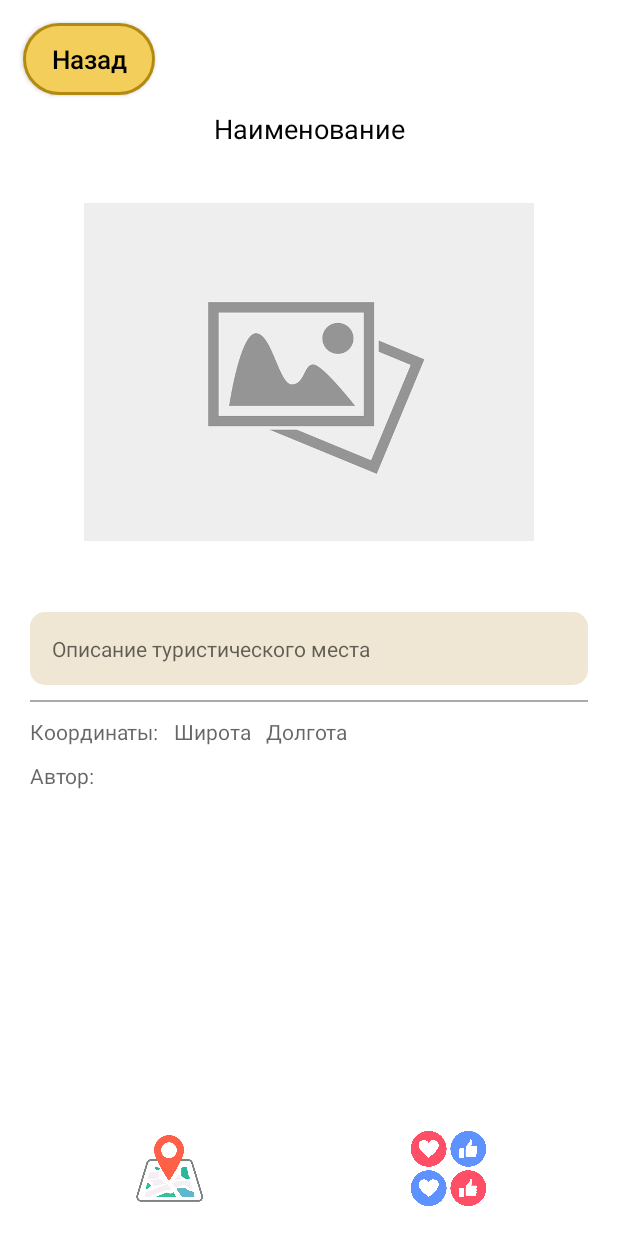
After one commit to EgorPigalev/Pigalev_beautifal_places, an Android app: the fragment SinglePlaceFragment shown on its own in the app's theme, on a phone screen of 412 x 824 dp. The commit adds this screen. Run offline under Robolectric (Android 15) with nearby library versions, the phone set to English and light mode, and no system bars.

Commit message:
Сделана форма для просмотра туристического места

```diff
--- a/app/src/main/java/com/example/pigalev_beautifal_places/AddPlaceFragment.java
+++ b/app/src/main/java/com/example/pigalev_beautifal_places/AddPlaceFragment.java
@@ -320,12 +320,12 @@ public class AddPlaceFragment extends Fragment {
                 .build();
         RetrofitAPI retrofitAPI = retrofit.create(RetrofitAPI.class);
 
-        BeautifulPlacesModel modal = new BeautifulPlacesModel(name, description, id_user, 0, 0, latitude, longitude, main_image, accepted);
+        BeautifulPlacesModel modal = new BeautifulPlacesModel(name, description, id_user, 1, 1, latitude, longitude, main_image, accepted);
 
         String country = Country.getSelectedItem().toString();
         String typeLocality = TypeLocality.getSelectedItem().toString();
 
-        Call<BeautifulPlacesModel> call = retrofitAPI.createBeautifulPlace(modal, country, typeLocality);
+        Call<BeautifulPlacesModel> call = retrofitAPI.createBeautifulPlace(modal, "Россия", "Горы");
 
         call.enqueue(new Callback<BeautifulPlacesModel>() {
             @Override
--- a/app/src/main/java/com/example/pigalev_beautifal_places/AllPlacesFragment.java
+++ b/app/src/main/java/com/example/pigalev_beautifal_places/AllPlacesFragment.java
@@ -106,7 +106,7 @@ public class AllPlacesFragment extends Fragment {
         @Override
         protected String doInBackground(Void... voids) {
             try {
-                URL url = new URL("https://ngknn.ru:5001/NGKNN/ПигалевЕД/api/BeautifulPlaces");
+                URL url = new URL("https://ngknn.ru:5001/NGKNN/ПигалевЕД/api/BeautifulPlaces?b=" + true);
                 HttpURLConnection connection = (HttpURLConnection) url.openConnection();
 
                 BufferedReader reader = new BufferedReader(new InputStreamReader(connection.getInputStream()));
--- a/app/src/main/java/com/example/pigalev_beautifal_places/RetrofitAPI.java
+++ b/app/src/main/java/com/example/pigalev_beautifal_places/RetrofitAPI.java
@@ -32,6 +32,8 @@ public interface RetrofitAPI
     @GET("Users/{id}")
     Call<UserModel> getDATAUser(@Query("id") int id);
 
+
     @POST("BeautifulPlaces")
     Call<BeautifulPlacesModel> createBeautifulPlace(@Body BeautifulPlacesModel beautifulPlacesModel, @Query("country") String country, @Query("type_locality") String type_locality);
+
 }
--- /dev/null
+++ b/app/src/main/java/com/example/pigalev_beautifal_places/SinglePlaceFragment.java
@@ -0,0 +1,64 @@
+package com.example.pigalev_beautifal_places;
+
+import android.os.Bundle;
+
+import androidx.fragment.app.Fragment;
+
+import android.view.LayoutInflater;
+import android.view.View;
+import android.view.ViewGroup;
+
+/**
+ * A simple {@link Fragment} subclass.
+ * Use the {@link SinglePlaceFragment#newInstance} factory method to
+ * create an instance of this fragment.
+ */
+public class SinglePlaceFragment extends Fragment {
+
+    // TODO: Rename parameter arguments, choose names that match
+    // the fragment initialization parameters, e.g. ARG_ITEM_NUMBER
+    private static final String ARG_PARAM1 = "param1";
+    private static final String ARG_PARAM2 = "param2";
+
+    // TODO: Rename and change types of parameters
+    private String mParam1;
+    private String mParam2;
+
+    public SinglePlaceFragment() {
+        // Required empty public constructor
+    }
+
+    /**
+     * Use this factory method to create a new instance of
+     * this fragment using the provided parameters.
+     *
+     * @param param1 Parameter 1.
+     * @param param2 Parameter 2.
+     * @return A new instance of fragment SinglePlaceFragment.
+     */
+    // TODO: Rename and change types and number of parameters
+    public static SinglePlaceFragment newInstance(String param1, String param2) {
+        SinglePlaceFragment fragment = new SinglePlaceFragment();
+        Bundle args = new Bundle();
+        args.putString(ARG_PARAM1, param1);
+        args.putString(ARG_PARAM2, param2);
+        fragment.setArguments(args);
+        return fragment;
+    }
+
+    @Override
+    public void onCreate(Bundle savedInstanceState) {
+        super.onCreate(savedInstanceState);
+        if (getArguments() != null) {
+            mParam1 = getArguments().getString(ARG_PARAM1);
+            mParam2 = getArguments().getString(ARG_PARAM2);
+        }
+    }
+
+    @Override
+    public View onCreateView(LayoutInflater inflater, ViewGroup container,
+                             Bundle savedInstanceState) {
+        // Inflate the layout for this fragment
+        return inflater.inflate(R.layout.fragment_single_place, container, false);
+    }
+}
--- a/app/src/main/java/com/example/pigalev_beautifal_places/UserPlacesFragment.java
+++ b/app/src/main/java/com/example/pigalev_beautifal_places/UserPlacesFragment.java
@@ -1,5 +1,6 @@
 package com.example.pigalev_beautifal_places;
 
+import android.os.AsyncTask;
 import android.os.Bundle;
 
 import androidx.fragment.app.Fragment;
@@ -10,6 +11,18 @@ import android.view.View;
 import android.view.ViewGroup;
 import android.widget.Button;
 import android.widget.ImageButton;
+import android.widget.ListView;
+import android.widget.ProgressBar;
+
+import org.json.JSONArray;
+import org.json.JSONObject;
+
+import java.io.BufferedReader;
+import java.io.InputStreamReader;
+import java.net.HttpURLConnection;
+import java.net.URL;
+import java.util.ArrayList;
+import java.util.List;
 
 /**
  * A simple {@link Fragment} subclass.
@@ -58,12 +71,18 @@ public class UserPlacesFragment extends Fragment {
         }
     }
 
+    private List<Mask> listBeautifulPlaces = new ArrayList<>();
+
+    ListView listView;
+    AdapterMask pAdapter;
+    ProgressBar loading;
     Button addPlace;
+
     @Override
     public View onCreateView(LayoutInflater inflater, ViewGroup container,
                              Bundle savedInstanceState) {
-        View v = inflater.inflate(R.layout.fragment_user_places, container, false);
-        addPlace = (Button) v.findViewById(R.id.btnAddPlace);
+        View view = inflater.inflate(R.layout.fragment_user_places, container, false);
+        addPlace = (Button) view.findViewById(R.id.btnAddPlace);
         addPlace.setOnClickListener(new View.OnClickListener() {
             @Override
             public void onClick(View v) {
@@ -73,6 +92,64 @@ public class UserPlacesFragment extends Fragment {
                 ft.commit();
             }
         });
-        return v;
+        loading = view.findViewById(R.id.pbLoading);
+        loading.setVisibility(View.VISIBLE);
+        ListView ivProducts = view.findViewById(R.id.lvData);
+        pAdapter = new AdapterMask(getActivity(), listBeautifulPlaces);
+        ivProducts.setAdapter(pAdapter);
+        listView = view.findViewById(R.id.lvData);
+        new GetBeutifulPlace().execute();
+        return view;
+    }
+
+    private class GetBeutifulPlace extends AsyncTask<Void, Void, String> {
+
+        @Override
+        protected String doInBackground(Void... voids) {
+            try {
+                URL url = new URL("https://ngknn.ru:5001/NGKNN/ПигалевЕД/api/BeautifulPlaces/"+ Main.index + "?b=" + true);
+                HttpURLConnection connection = (HttpURLConnection) url.openConnection();
+
+                BufferedReader reader = new BufferedReader(new InputStreamReader(connection.getInputStream()));
+                StringBuilder result = new StringBuilder();
+                String line = "";
+
+                while ((line = reader.readLine()) != null)
+                {
+                    result.append(line);
+                }
+                return result.toString();
+            }
+            catch (Exception exception)
+            {
+                return null;
+            }
+        }
+        @Override
+        protected void onPostExecute(String s) {
+            super.onPostExecute(s);
+            try
+            {
+                listBeautifulPlaces.clear();
+                pAdapter.notifyDataSetInvalidated();
+                JSONArray tempArray = new JSONArray(s);
+                for (int i = 0;i<tempArray.length();i++)
+                {
+                    JSONObject productJson = tempArray.getJSONObject(i);
+                    Mask tempProduct = new Mask(
+                            productJson.getInt("id_beautiful_place"),
+                            productJson.getString("name"),
+                            productJson.getString("main_image")
+                    );
+                    listBeautifulPlaces.add(tempProduct);
+                    pAdapter.notifyDataSetInvalidated();
+                }
+                loading.setVisibility(View.GONE);
+            }
+            catch (Exception ignored)
+            {
+
+            }
+        }
     }
 }
--- /dev/null
+++ b/app/src/main/res/layout/fragment_single_place.xml
@@ -0,0 +1,157 @@
+<?xml version="1.0" encoding="utf-8"?>
+<ScrollView xmlns:android="http://schemas.android.com/apk/res/android"
+    xmlns:app="http://schemas.android.com/apk/res-auto"
+    xmlns:tools="http://schemas.android.com/tools"
+    android:layout_width="match_parent"
+    android:layout_height="match_parent"
+    android:layout_margin="10dp"
+    android:fillViewport="true"
+    tools:context=".SinglePlaceFragment">
+
+    <androidx.constraintlayout.widget.ConstraintLayout
+        android:layout_width="match_parent"
+        android:layout_height="match_parent">
+
+        <androidx.appcompat.widget.AppCompatButton
+            android:id="@+id/btnBack"
+            android:layout_width="wrap_content"
+            android:layout_height="wrap_content"
+            android:background="@drawable/button_style"
+            android:text="Назад"
+            android:textAllCaps="false"
+            android:textColor="@drawable/button_text_color"
+            android:textSize="17dp"
+            android:layout_margin="5dp"
+            app:layout_constraintStart_toStartOf="parent"
+            app:layout_constraintTop_toTopOf="parent"
+            />
+
+
+        <TextView
+            android:id="@+id/tvName"
+            android:layout_width="match_parent"
+            android:layout_height="wrap_content"
+            android:text="Наименование"
+            android:textSize="18dp"
+            android:textColor="@color/black"
+            android:textAlignment="center"
+            android:layout_marginTop="10dp"
+            app:layout_constraintStart_toStartOf="parent"
+            app:layout_constraintEnd_toEndOf="parent"
+            app:layout_constraintTop_toBottomOf="@+id/btnBack"/>
+
+        <ImageView
+            android:id="@+id/ivMainPicture"
+            android:layout_width="300dp"
+            android:layout_height="300dp"
+            android:src="@drawable/absence"
+            app:layout_constraintEnd_toEndOf="parent"
+            app:layout_constraintStart_toStartOf="parent"
+            app:layout_constraintTop_toBottomOf="@+id/tvName" />
+
+        <TextView
+            android:id="@+id/tvMultiLine"
+            android:layout_width="match_parent"
+            android:layout_height="wrap_content"
+            android:layout_margin="10dp"
+            android:inputType="textMultiLine"
+            android:background="@drawable/fields_input"
+            android:hint="Описание туристического места"
+            app:layout_constraintStart_toStartOf="parent"
+            app:layout_constraintEnd_toEndOf="parent"
+            app:layout_constraintTop_toBottomOf="@+id/ivMainPicture"/>
+
+        <View
+            android:id="@+id/vDivingLine"
+            android:layout_width="match_parent"
+            android:layout_height="1dp"
+            android:background="@android:color/darker_gray"
+            app:layout_constraintTop_toBottomOf="@+id/tvMultiLine"
+            app:layout_constraintStart_toStartOf="parent"
+            app:layout_constraintEnd_toEndOf="parent"
+            android:layout_margin="10dp"
+            />
+
+        <TextView
+            android:id="@+id/tvCoordinates"
+            android:layout_width="wrap_content"
+            android:layout_height="wrap_content"
+            android:layout_margin="10dp"
+            android:inputType="textMultiLine"
+            android:hint="Координаты:"
+            app:layout_constraintStart_toStartOf="parent"
+            app:layout_constraintTop_toBottomOf="@+id/vDivingLine"/>
+
+        <TextView
+            android:id="@+id/tvLatitude"
+            android:layout_width="wrap_content"
+            android:layout_height="wrap_content"
+            android:layout_margin="10dp"
+            android:inputType="textMultiLine"
+            android:hint="Широта"
+            app:layout_constraintStart_toEndOf="@id/tvCoordinates"
+            app:layout_constraintTop_toBottomOf="@+id/vDivingLine"/>
+
+        <TextView
+            android:id="@+id/tvLongitude"
+            android:layout_width="wrap_content"
+            android:layout_height="wrap_content"
+            android:layout_margin="10dp"
+            android:inputType="textMultiLine"
+            android:hint="Долгота"
+            app:layout_constraintStart_toEndOf="@id/tvLatitude"
+            app:layout_constraintTop_toBottomOf="@+id/vDivingLine"/>
+
+        <TextView
+            android:id="@+id/tvAutor"
+            android:layout_width="wrap_content"
+            android:layout_height="wrap_content"
+            android:layout_margin="10dp"
+            android:inputType="textMultiLine"
+            android:hint="Автор:"
+            app:layout_constraintStart_toStartOf="parent"
+            app:layout_constraintTop_toBottomOf="@+id/tvCoordinates"/>
+
+        <ProgressBar
+            android:id="@+id/pbLoading"
+            android:layout_width="wrap_content"
+            android:layout_height="wrap_content"
+            android:visibility="invisible"
+            app:layout_constraintTop_toBottomOf="@+id/tvAutor"
+            app:layout_constraintBottom_toTopOf="@+id/trBasement"
+            app:layout_constraintStart_toStartOf="parent"
+            app:layout_constraintEnd_toEndOf="parent"
+            />
+
+        <TableRow
+            android:id="@+id/trBasement"
+            android:layout_width="match_parent"
+            android:layout_height="wrap_content"
+            app:layout_constraintStart_toStartOf="parent"
+            app:layout_constraintEnd_toEndOf="parent"
+            app:layout_constraintBottom_toBottomOf="parent"
+            android:layout_margin="10dp"
+            android:layout_weight="1">
+
+            <ImageView
+                android:id="@+id/ivLocation"
+                android:layout_width="wrap_content"
+                android:layout_height="50dp"
+                android:layout_weight="1"
+                android:src="@drawable/icon_location"/>
+
+            <ImageView
+                android:id="@+id/ivLike"
+                android:layout_width="wrap_content"
+                android:layout_height="50dp"
+                android:layout_weight="1"
+                android:src="@drawable/icon_like"/>
+
+        </TableRow>
+
+
+
+
+    </androidx.constraintlayout.widget.ConstraintLayout>
+
+</ScrollView>
```
Also changed, not shown: app/src/main/res/drawable/icon_like.png (added), app/src/main/res/drawable/icon_location.png (added).
